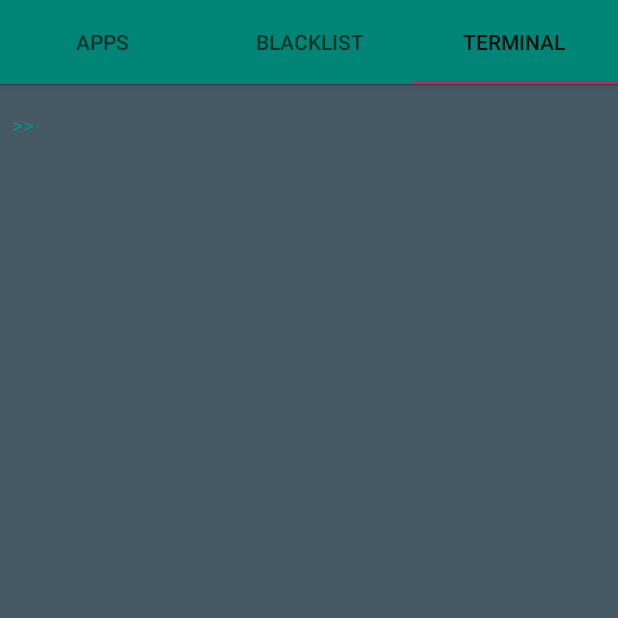
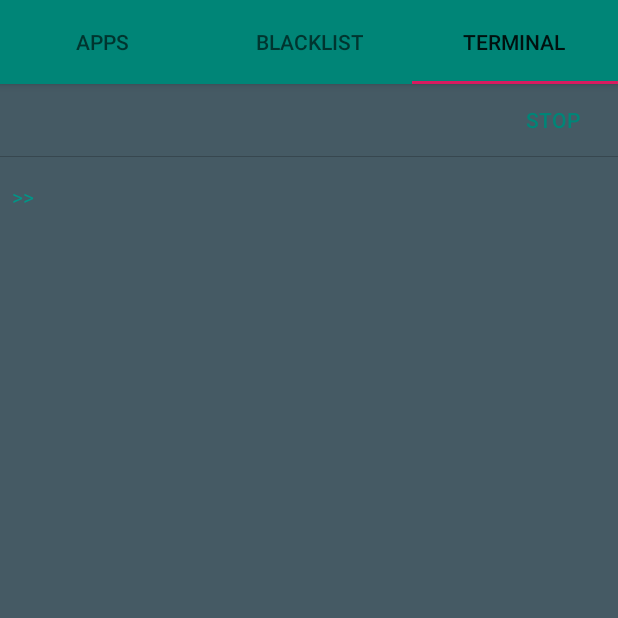
Before and after one commit to SimonKab/Android-Process-Manager, an Android app: the screen it shows after launch (MainActivity), tab 3 chosen, on a phone screen of 412 x 824 dp, the top half of it. Run offline under Robolectric (Android 15) with nearby library versions, the phone set to English and light mode, and no system bars; our stand-ins replace data binding.

Commit message:
Terminal stop request feature added

```diff
--- a/app/src/main/java/com/simonk/projects/taskmanager/terminal/TerminalService.java
+++ b/app/src/main/java/com/simonk/projects/taskmanager/terminal/TerminalService.java
@@ -71,7 +71,9 @@ public class TerminalService {
                 int length = 0;
                 while (length != -1) {
                     if (mTerminated) {
+                        process.destroy();
                         stop();
+                        return;
                     }
                     length = contentInputStream.read(BUFFER);
                     mMainThreadHandler.sendMessage(mMainThreadHandler.obtainMessage(REQUEST_INPUT, BUFFER));
--- a/app/src/main/java/com/simonk/projects/taskmanager/ui/terminal/TerminalFragment.java
+++ b/app/src/main/java/com/simonk/projects/taskmanager/ui/terminal/TerminalFragment.java
@@ -1,6 +1,7 @@
 package com.simonk.projects.taskmanager.ui.terminal;
 
 import android.content.Context;
+import android.content.res.ColorStateList;
 import android.graphics.Color;
 import android.graphics.drawable.ColorDrawable;
 import android.os.Bundle;
@@ -12,13 +13,16 @@ import android.view.Gravity;
 import android.view.LayoutInflater;
 import android.view.View;
 import android.view.ViewGroup;
+import android.widget.Button;
 import android.widget.EditText;
+import android.widget.ImageButton;
 import android.widget.LinearLayout;
 import android.widget.TextView;
 import android.widget.Toast;
 
 import androidx.annotation.NonNull;
 import androidx.appcompat.widget.AppCompatTextView;
+import androidx.core.content.ContextCompat;
 import androidx.databinding.DataBindingUtil;
 import androidx.fragment.app.Fragment;
 import androidx.lifecycle.ViewModelProviders;
@@ -35,6 +39,7 @@ import java.util.List;
 public class TerminalFragment extends Fragment {
 
     private ViewGroup mRootView;
+    private Button mStopButton;
 
     private TerminalViewModel mViewModel;
 
@@ -46,6 +51,13 @@ public class TerminalFragment extends Fragment {
     @Override
     public View onCreateView(@NonNull LayoutInflater inflater, ViewGroup container, Bundle saveInstanceState) {
         View root = bindingView(inflater, container);
+
+        mStopButton.setOnClickListener(new View.OnClickListener() {
+            @Override
+            public void onClick(View v) {
+                mViewModel.stopTerminalRequest();
+            }
+        });
 
         mViewModel = ViewModelProviders.of(this).get(TerminalViewModel.class);
         updateUi(mViewModel.getTerminalRequests().getValue());
@@ -60,6 +72,7 @@ public class TerminalFragment extends Fragment {
                 = DataBindingUtil.inflate(inflater, R.layout.fragment_terminal, container, false);
 
         mRootView = binding.terminalRoot;
+        mStopButton = binding.terminalStopButton;
 
         return binding.getRoot();
     }
--- a/app/src/main/res/layout/fragment_terminal.xml
+++ b/app/src/main/res/layout/fragment_terminal.xml
@@ -1,5 +1,19 @@
 <?xml version="1.0" encoding="utf-8"?>
 <layout xmlns:android="http://schemas.android.com/apk/res/android">
+
+    <LinearLayout
+        android:layout_width="match_parent"
+        android:layout_height="match_parent"
+        android:orientation="vertical">
+
+        <Button
+            android:id="@+id/terminal_stop_button"
+            android:layout_width="wrap_content"
+            android:layout_height="wrap_content"
+            android:text="Stop"
+            android:background="?android:attr/selectableItemBackground"
+            android:textColor="@color/colorPrimary"
+            android:layout_gravity="end"/>
 
         <ScrollView
             android:layout_width="match_parent"
@@ -15,4 +29,6 @@
 
         </ScrollView>
 
+    </LinearLayout>
+
 </layout>
```
Also changed, not shown: app/src/main/res/drawable-anydpi/ic_close.xml (added, +10 -0 lines), app/src/main/res/drawable-hdpi/ic_close.png (added), app/src/main/res/drawable-mdpi/ic_close.png (added), app/src/main/res/drawable-xhdpi/ic_close.png (added), app/src/main/res/drawable-xxhdpi/ic_close.png (added). Lines whose indentation alone changed are shown as unchanged.
